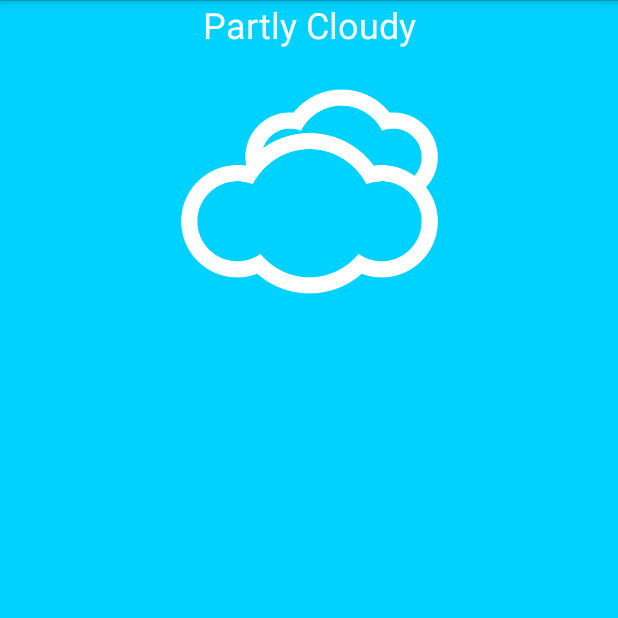
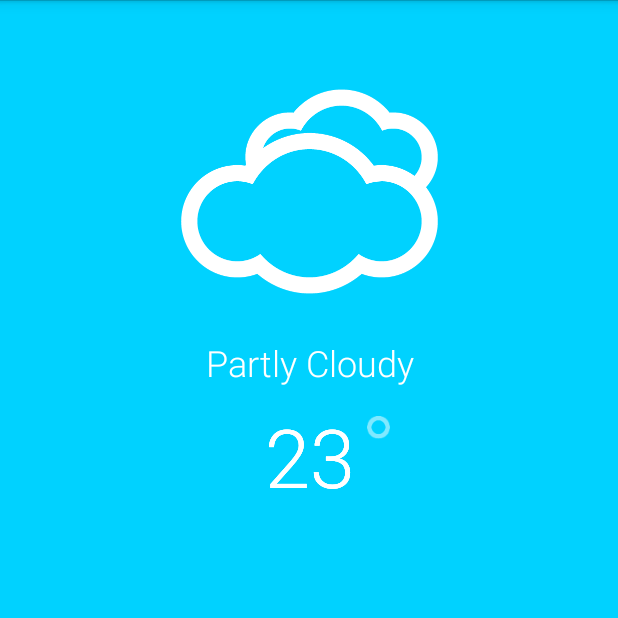
Before and after one commit to Amador368/ColorWeather, an Android app: the screen it shows after launch (MainActivity), on a phone screen of 412 x 824 dp, the top half of it. Run offline under Robolectric (Android 15) with nearby library versions, the phone set to English and light mode, and no system bars.

Commit message:
Limit to portrait orientation for main activity

```diff
--- a/app/src/main/AndroidManifest.xml
+++ b/app/src/main/AndroidManifest.xml
@@ -8,7 +8,8 @@
         android:label="@string/app_name"
         android:supportsRtl="true"
         android:theme="@style/AppTheme">
-        <activity android:name=".MainActivity">
+        <activity android:name=".MainActivity"
+            android:screenOrientation="portrait">
             <intent-filter>
                 <action android:name="android.intent.action.MAIN" />
 
--- a/app/src/main/res/layout/activity_main.xml
+++ b/app/src/main/res/layout/activity_main.xml
@@ -26,10 +26,67 @@
         android:layout_width="wrap_content"
         android:layout_height="wrap_content"
         android:id="@+id/textView"
-        tools:layout_editor_absoluteY="255dp"
-        android:textAppearance="@android:style/TextAppearance.Holo.Light.Small"
+        android:fontFamily="sans-serif-light"
         app:layout_constraintLeft_toLeftOf="@+id/imageView"
         app:layout_constraintRight_toRightOf="@+id/imageView"
-        android:textSize="24sp"
-        android:textColor="@android:color/white" />
+        android:layout_marginTop="10dp"
+        app:layout_constraintTop_toBottomOf="@+id/imageView"
+        android:textColor="@android:color/white"
+        android:textSize="24sp" />
+
+    <TextView
+        android:text="23"
+        android:layout_width="wrap_content"
+        android:layout_height="wrap_content"
+        android:id="@+id/weatherImageView"
+        app:layout_constraintRight_toRightOf="@+id/textView"
+        app:layout_constraintLeft_toLeftOf="@+id/textView"
+        android:layout_marginTop="10dp"
+        app:layout_constraintTop_toBottomOf="@+id/textView"
+        android:textColor="@android:color/white"
+        android:textSize="54sp"
+        android:fontFamily="sans-serif-light"
+        tools:layout_constraintRight_creator="1"
+        tools:layout_constraintLeft_creator="1" />
+
+    <TextView
+        android:text="23"
+        android:layout_width="wrap_content"
+        android:layout_height="wrap_content"
+        android:id="@+id/weatherDescriptionTextView"
+        app:layout_constraintRight_toRightOf="@+id/textView"
+        app:layout_constraintLeft_toLeftOf="@+id/textView"
+        android:layout_marginTop="10dp"
+        app:layout_constraintTop_toBottomOf="@+id/textView"
+        android:textColor="@android:color/white"
+        android:textSize="54sp"
+        android:fontFamily="sans-serif-light"
+        tools:layout_constraintRight_creator="1"
+        tools:layout_constraintLeft_creator="1" />
+
+    <TextView
+        android:text="23"
+        android:layout_width="wrap_content"
+        android:layout_height="wrap_content"
+        android:id="@+id/currentTempTextView"
+        app:layout_constraintRight_toRightOf="@+id/textView"
+        app:layout_constraintLeft_toLeftOf="@+id/textView"
+        android:layout_marginTop="10dp"
+        app:layout_constraintTop_toBottomOf="@+id/textView"
+        android:textColor="@android:color/white"
+        android:textSize="54sp"
+        android:fontFamily="sans-serif-light"
+        tools:layout_constraintRight_creator="1"
+        tools:layout_constraintLeft_creator="1" />
+
+    <ImageView
+        android:src="@drawable/degree"
+        android:layout_width="15dp"
+        android:layout_height="0dp"
+        android:id="@+id/degreeImageView"
+        android:layout_marginStart="8dp"
+        app:layout_constraintLeft_toRightOf="@+id/weatherImageView"
+        android:layout_marginLeft="8dp"
+        app:layout_constraintTop_toTopOf="@+id/weatherImageView"
+        android:layout_marginTop="8dp" />
 </android.support.constraint.ConstraintLayout>
```
